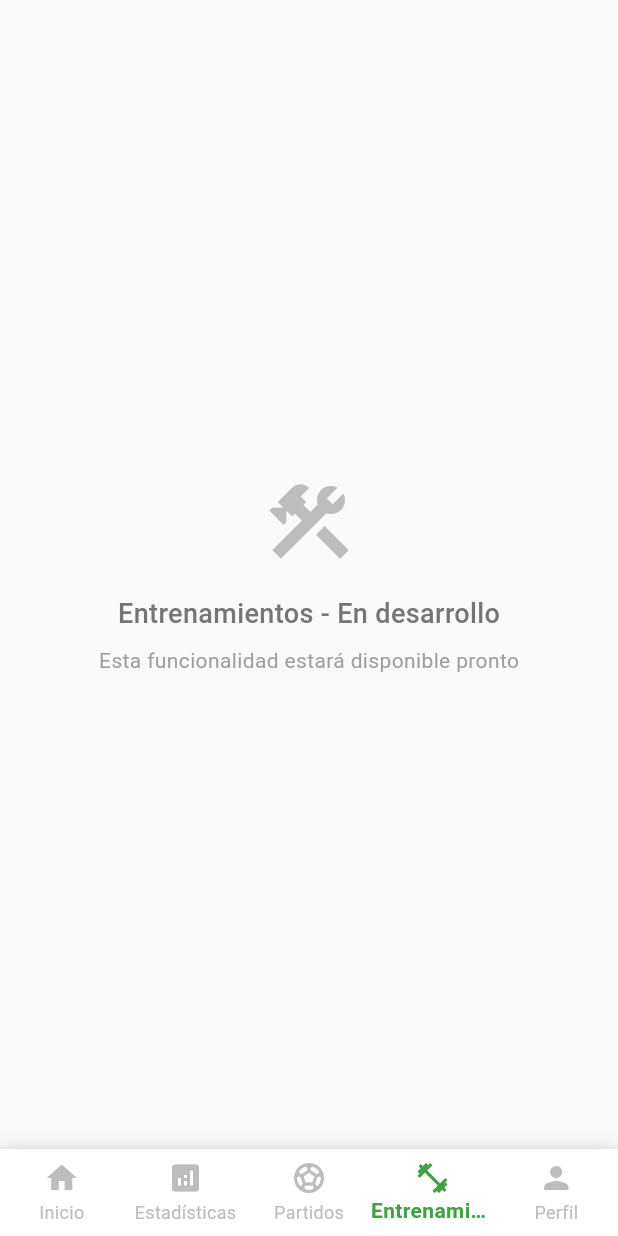
After one commit to DaniielJr10/soccerlife, a Flutter app: the PrincipalPage screen opened directly, item 4 of the bottom bar chosen, on a phone screen of 412 x 824 dp. The commit adds this screen. Run offline on Flutter 3.47's test engine with Material 3 defaults, Android fonts, the phone set to English and light mode, and no system bars.

Commit message:
añade la pantalla principal y mejora la lógica de navegación tras el inicio de sesión

```diff
--- a/lib/login/iniciosesion.dart
+++ b/lib/login/iniciosesion.dart
@@ -1,6 +1,7 @@
 import 'package:flutter/material.dart';
 import 'registrarse.dart';
 import 'recuperar.dart';
+import '../pantallas/principal.dart';
 
 // Pantalla de Login de Soccer Life
 // Este archivo define la UI y la lógica básica de validación/UX del formulario
@@ -35,10 +36,21 @@ class _InicioSesionPageState extends State<InicioSesionPage> {
   }
 
   void _login() {
-  // Acción de login (placeholder). Si la validación pasa, muestra SnackBar.
+  // Acción de login (placeholder). Si la validación pasa, navega a la pantalla principal.
     if (_formKey.currentState?.validate() ?? false) {
+      // Mostrar mensaje de éxito
       ScaffoldMessenger.of(context).showSnackBar(
-        const SnackBar(content: Text('Iniciando sesión...')),
+        const SnackBar(
+          content: Text('¡Inicio de sesión exitoso!'),
+          backgroundColor: Colors.green,
+          duration: Duration(seconds: 2),
+        ),
+      );
+
+      // Navegar a la pantalla principal y remover todas las pantallas anteriores
+      Navigator.of(context).pushAndRemoveUntil(
+        MaterialPageRoute(builder: (context) => const PrincipalPage()),
+        (route) => false,
       );
     }
   }
--- /dev/null
+++ b/lib/pantallas/principal.dart
@@ -0,0 +1,525 @@
+import 'package:flutter/material.dart';
+
+class PrincipalPage extends StatefulWidget {
+  const PrincipalPage({super.key});
+
+  @override
+  State<PrincipalPage> createState() => _PrincipalPageState();
+}
+
+class _PrincipalPageState extends State<PrincipalPage> {
+  int _selectedIndex = 0;
+
+  @override
+  Widget build(BuildContext context) {
+    return Scaffold(
+      backgroundColor: Colors.grey[50],
+      body: SafeArea(
+        child: _selectedIndex == 0 ? _buildHomeTab() : _buildOtherTabs(),
+      ),
+      bottomNavigationBar: _buildBottomNavigationBar(),
+    );
+  }
+
+  Widget _buildHomeTab() {
+    return CustomScrollView(
+      slivers: [
+        _buildAppBar(),
+        SliverToBoxAdapter(
+          child: Padding(
+            padding: const EdgeInsets.all(16.0),
+            child: Column(
+              crossAxisAlignment: CrossAxisAlignment.start,
+              children: [
+                _buildWelcomeCard(),
+                const SizedBox(height: 20),
+                _buildQuickStats(),
+                const SizedBox(height: 20),
+                _buildMainFeatures(),
+                const SizedBox(height: 20),
+                _buildRecentActivity(),
+              ],
+            ),
+          ),
+        ),
+      ],
+    );
+  }
+
+  Widget _buildAppBar() {
+    return SliverAppBar(
+      expandedHeight: 120,
+      floating: false,
+      pinned: true,
+      backgroundColor: Colors.green[600],
+      flexibleSpace: FlexibleSpaceBar(
+        title: const Text(
+          'Soccer Life',
+          style: TextStyle(
+            color: Colors.white,
+            fontWeight: FontWeight.bold,
+            fontSize: 20,
+          ),
+        ),
+        background: Container(
+          decoration: BoxDecoration(
+            gradient: LinearGradient(
+              begin: Alignment.topLeft,
+              end: Alignment.bottomRight,
+              colors: [
+                Colors.green[400]!,
+                Colors.green[600]!,
+                Colors.green[800]!,
+              ],
+            ),
+          ),
+        ),
+      ),
+      actions: [
+        IconButton(
+          icon: const Icon(Icons.notifications_outlined, color: Colors.white),
+          onPressed: () {},
+        ),
+        IconButton(
+          icon: const Icon(Icons.person_outline, color: Colors.white),
+          onPressed: () {},
+        ),
+      ],
+    );
+  }
+
+  Widget _buildWelcomeCard() {
+    return Container(
+      width: double.infinity,
+      padding: const EdgeInsets.all(20),
+      decoration: BoxDecoration(
+        gradient: LinearGradient(
+          begin: Alignment.topLeft,
+          end: Alignment.bottomRight,
+          colors: [Colors.blue[400]!, Colors.blue[600]!],
+        ),
+        borderRadius: BorderRadius.circular(16),
+        boxShadow: [
+          BoxShadow(
+            color: Colors.blue.withOpacity(0.3),
+            blurRadius: 10,
+            offset: const Offset(0, 4),
+          ),
+        ],
+      ),
+      child: Column(
+        crossAxisAlignment: CrossAxisAlignment.start,
+        children: [
+          Row(
+            children: [
+              const CircleAvatar(
+                radius: 25,
+                backgroundColor: Colors.white,
+                child: Icon(
+                  Icons.sports_soccer,
+                  color: Colors.blue,
+                  size: 30,
+                ),
+              ),
+              const SizedBox(width: 15),
+              const Expanded(
+                child: Column(
+                  crossAxisAlignment: CrossAxisAlignment.start,
+                  children: [
+                    Text(
+                      '¡Bienvenido de vuelta!',
+                      style: TextStyle(
+                        color: Colors.white,
+                        fontSize: 18,
+                        fontWeight: FontWeight.bold,
+                      ),
+                    ),
+                    Text(
+                      'Continúa tu viaje futbolístico',
+                      style: TextStyle(
+                        color: Colors.white70,
+                        fontSize: 14,
+                      ),
+                    ),
+                  ],
+                ),
+              ),
+              Container(
+                padding: const EdgeInsets.symmetric(horizontal: 12, vertical: 6),
+                decoration: BoxDecoration(
+                  color: Colors.white.withOpacity(0.2),
+                  borderRadius: BorderRadius.circular(20),
+                ),
+                child: const Text(
+                  'Nivel Pro',
+                  style: TextStyle(
+                    color: Colors.white,
+                    fontSize: 12,
+                    fontWeight: FontWeight.bold,
+                  ),
+                ),
+              ),
+            ],
+          ),
+        ],
+      ),
+    );
+  }
+
+  Widget _buildQuickStats() {
+    return Column(
+      crossAxisAlignment: CrossAxisAlignment.start,
+      children: [
+        const Text(
+          'Estadísticas Rápidas',
+          style: TextStyle(
+            fontSize: 20,
+            fontWeight: FontWeight.bold,
+            color: Colors.black87,
+          ),
+        ),
+        const SizedBox(height: 12),
+        Row(
+          children: [
+            Expanded(child: _buildStatCard('Goles', '24', Colors.orange, Icons.sports_soccer)),
+            const SizedBox(width: 12),
+            Expanded(child: _buildStatCard('Asistencias', '18', Colors.purple, Icons.assist_walker)),
+            const SizedBox(width: 12),
+            Expanded(child: _buildStatCard('Partidos', '32', Colors.teal, Icons.sports)),
+          ],
+        ),
+      ],
+    );
+  }
+
+  Widget _buildStatCard(String title, String value, Color color, IconData icon) {
+    return Container(
+      padding: const EdgeInsets.all(16),
+      decoration: BoxDecoration(
+        color: Colors.white,
+        borderRadius: BorderRadius.circular(12),
+        boxShadow: [
+          BoxShadow(
+            color: Colors.grey.withOpacity(0.1),
+            blurRadius: 8,
+            offset: const Offset(0, 2),
+          ),
+        ],
+      ),
+      child: Column(
+        children: [
+          Container(
+            padding: const EdgeInsets.all(8),
+            decoration: BoxDecoration(
+              color: color.withOpacity(0.1),
+              borderRadius: BorderRadius.circular(8),
+            ),
+            child: Icon(icon, color: color, size: 24),
+          ),
+          const SizedBox(height: 8),
+          Text(
+            value,
+            style: TextStyle(
+              fontSize: 20,
+              fontWeight: FontWeight.bold,
+              color: color,
+            ),
+          ),
+          Text(
+            title,
+            style: const TextStyle(
+              fontSize: 12,
+              color: Colors.grey,
+            ),
+          ),
+        ],
+      ),
+    );
+  }
+
+  Widget _buildMainFeatures() {
+    return Column(
+      crossAxisAlignment: CrossAxisAlignment.start,
+      children: [
+        const Text(
+          'Funciones Principales',
+          style: TextStyle(
+            fontSize: 20,
+            fontWeight: FontWeight.bold,
+            color: Colors.black87,
+          ),
+        ),
+        const SizedBox(height: 12),
+        GridView.count(
+          shrinkWrap: true,
+          physics: const NeverScrollableScrollPhysics(),
+          crossAxisCount: 2,
+          crossAxisSpacing: 12,
+          mainAxisSpacing: 12,
+          childAspectRatio: 1.2,
+          children: [
+            _buildFeatureCard(
+              'Entrenamientos',
+              'Registra y programa tus sesiones',
+              Icons.fitness_center,
+              Colors.green,
+              () {},
+            ),
+            _buildFeatureCard(
+              'Partidos',
+              'Gestiona tu calendario de juegos',
+              Icons.sports_soccer,
+              Colors.blue,
+              () {},
+            ),
+            _buildFeatureCard(
+              'Estadísticas',
+              'Analiza tu rendimiento',
+              Icons.analytics,
+              Colors.purple,
+              () {},
+            ),
+            _buildFeatureCard(
+              'Objetivos',
+              'Establece y sigue tus metas',
+              Icons.flag,
+              Colors.orange,
+              () {},
+            ),
+          ],
+        ),
+      ],
+    );
+  }
+
+  Widget _buildFeatureCard(String title, String description, IconData icon, Color color, VoidCallback onTap) {
+    return GestureDetector(
+      onTap: onTap,
+      child: Container(
+        padding: const EdgeInsets.all(16),
+        decoration: BoxDecoration(
+          color: Colors.white,
+          borderRadius: BorderRadius.circular(12),
+          boxShadow: [
+            BoxShadow(
+              color: Colors.grey.withOpacity(0.1),
+              blurRadius: 8,
+              offset: const Offset(0, 2),
+            ),
+          ],
+        ),
+        child: Column(
+          crossAxisAlignment: CrossAxisAlignment.start,
+          children: [
+            Container(
+              padding: const EdgeInsets.all(10),
+              decoration: BoxDecoration(
+                color: color.withOpacity(0.1),
+                borderRadius: BorderRadius.circular(10),
+              ),
+              child: Icon(icon, color: color, size: 28),
+            ),
+            const SizedBox(height: 12),
+            Text(
+              title,
+              style: const TextStyle(
+                fontSize: 16,
+                fontWeight: FontWeight.bold,
+                color: Colors.black87,
+              ),
+            ),
+            const SizedBox(height: 4),
+            Text(
+              description,
+              style: const TextStyle(
+                fontSize: 12,
+                color: Colors.grey,
+              ),
+            ),
+          ],
+        ),
+      ),
+    );
+  }
+
+  Widget _buildRecentActivity() {
+    return Column(
+      crossAxisAlignment: CrossAxisAlignment.start,
+      children: [
+        Row(
+          mainAxisAlignment: MainAxisAlignment.spaceBetween,
+          children: [
+            const Text(
+              'Actividad Reciente',
+              style: TextStyle(
+                fontSize: 20,
+                fontWeight: FontWeight.bold,
+                color: Colors.black87,
+              ),
+            ),
+            TextButton(
+              onPressed: () {},
+              child: const Text('Ver todo'),
+            ),
+          ],
+        ),
+        const SizedBox(height: 12),
+        Container(
+          decoration: BoxDecoration(
+            color: Colors.white,
+            borderRadius: BorderRadius.circular(12),
+            boxShadow: [
+              BoxShadow(
+                color: Colors.grey.withOpacity(0.1),
+                blurRadius: 8,
+                offset: const Offset(0, 2),
+              ),
+            ],
+          ),
+          child: Column(
+            children: [
+              _buildActivityItem(
+                'Entrenamiento completado',
+                'Hace 2 horas',
+                Icons.check_circle,
+                Colors.green,
+              ),
+              _buildActivityItem(
+                'Gol anotado en el partido',
+                'Ayer',
+                Icons.sports_soccer,
+                Colors.orange,
+              ),
+              _buildActivityItem(
+                'Nueva meta establecida',
+                'Hace 3 días',
+                Icons.flag,
+                Colors.blue,
+              ),
+            ],
+          ),
+        ),
+      ],
+    );
+  }
+
+  Widget _buildActivityItem(String title, String time, IconData icon, Color color) {
+    return Padding(
+      padding: const EdgeInsets.all(16),
+      child: Row(
+        children: [
+          Container(
+            padding: const EdgeInsets.all(8),
+            decoration: BoxDecoration(
+              color: color.withOpacity(0.1),
+              borderRadius: BorderRadius.circular(8),
+            ),
+            child: Icon(icon, color: color, size: 20),
+          ),
+          const SizedBox(width: 12),
+          Expanded(
+            child: Column(
+              crossAxisAlignment: CrossAxisAlignment.start,
+              children: [
+                Text(
+                  title,
+                  style: const TextStyle(
+                    fontSize: 14,
+                    fontWeight: FontWeight.w500,
+                    color: Colors.black87,
+                  ),
+                ),
+                Text(
+                  time,
+                  style: const TextStyle(
+                    fontSize: 12,
+                    color: Colors.grey,
+                  ),
+                ),
+              ],
+            ),
+          ),
+        ],
+      ),
+    );
+  }
+
+  Widget _buildOtherTabs() {
+    final List<String> tabNames = ['Estadísticas', 'Partidos', 'Entrenamientos', 'Perfil'];
+
+    return Center(
+      child: Column(
+        mainAxisAlignment: MainAxisAlignment.center,
+        children: [
+          Icon(
+            Icons.construction,
+            size: 64,
+            color: Colors.grey[400],
+          ),
+          const SizedBox(height: 16),
+          Text(
+            '${tabNames[_selectedIndex - 1]} - En desarrollo',
+            style: TextStyle(
+              fontSize: 18,
+              color: Colors.grey[600],
+              fontWeight: FontWeight.w500,
+            ),
+          ),
+          const SizedBox(height: 8),
+          Text(
+            'Esta funcionalidad estará disponible pronto',
+            style: TextStyle(
+              fontSize: 14,
+              color: Colors.grey[500],
+            ),
+          ),
+        ],
+      ),
+    );
+  }
+
+  Widget _buildBottomNavigationBar() {
+    return Container(
+      decoration: BoxDecoration(
+        boxShadow: [
+          BoxShadow(
+            color: Colors.grey.withOpacity(0.2),
+            blurRadius: 10,
+            offset: const Offset(0, -2),
+          ),
+        ],
+      ),
+      child: BottomNavigationBar(
+        currentIndex: _selectedIndex,
+        onTap: (index) => setState(() => _selectedIndex = index),
+        type: BottomNavigationBarType.fixed,
+        backgroundColor: Colors.white,
+        selectedItemColor: Colors.green[600],
+        unselectedItemColor: Colors.grey[400],
+        selectedLabelStyle: const TextStyle(fontWeight: FontWeight.w600),
+        items: const [
+          BottomNavigationBarItem(
+            icon: Icon(Icons.home),
+            label: 'Inicio',
+          ),
+          BottomNavigationBarItem(
+            icon: Icon(Icons.analytics),
+            label: 'Estadísticas',
+          ),
+          BottomNavigationBarItem(
+            icon: Icon(Icons.sports_soccer),
+            label: 'Partidos',
+          ),
+          BottomNavigationBarItem(
+            icon: Icon(Icons.fitness_center),
+            label: 'Entrenamientos',
+          ),
+          BottomNavigationBarItem(
+            icon: Icon(Icons.person),
+            label: 'Perfil',
+          ),
+        ],
+      ),
+    );
+  }
+}
```
